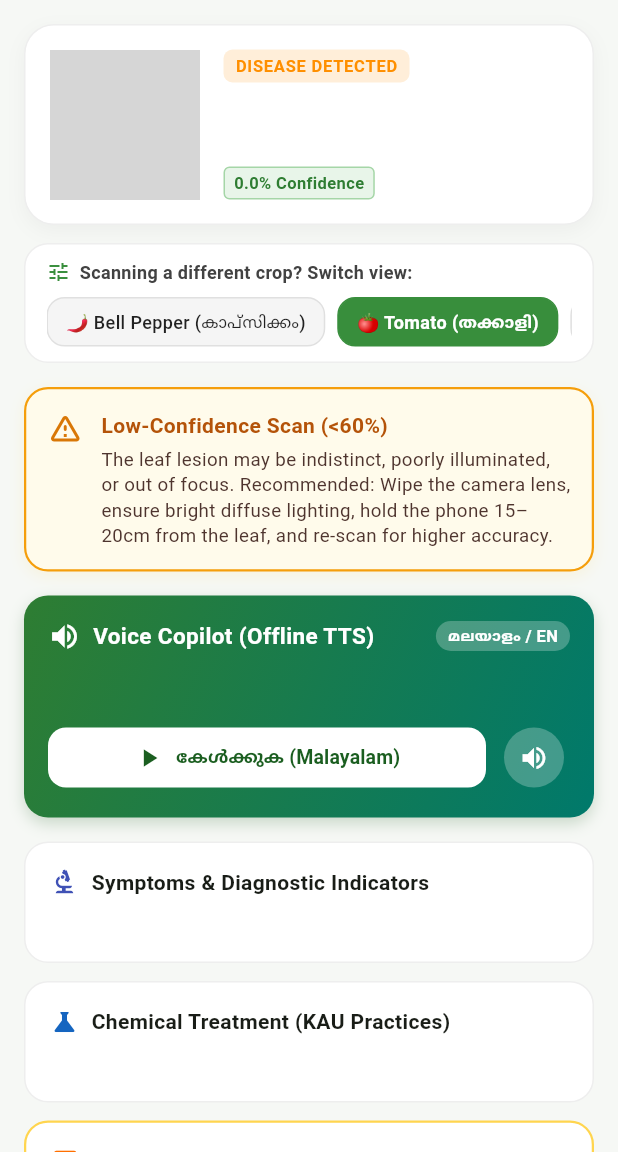
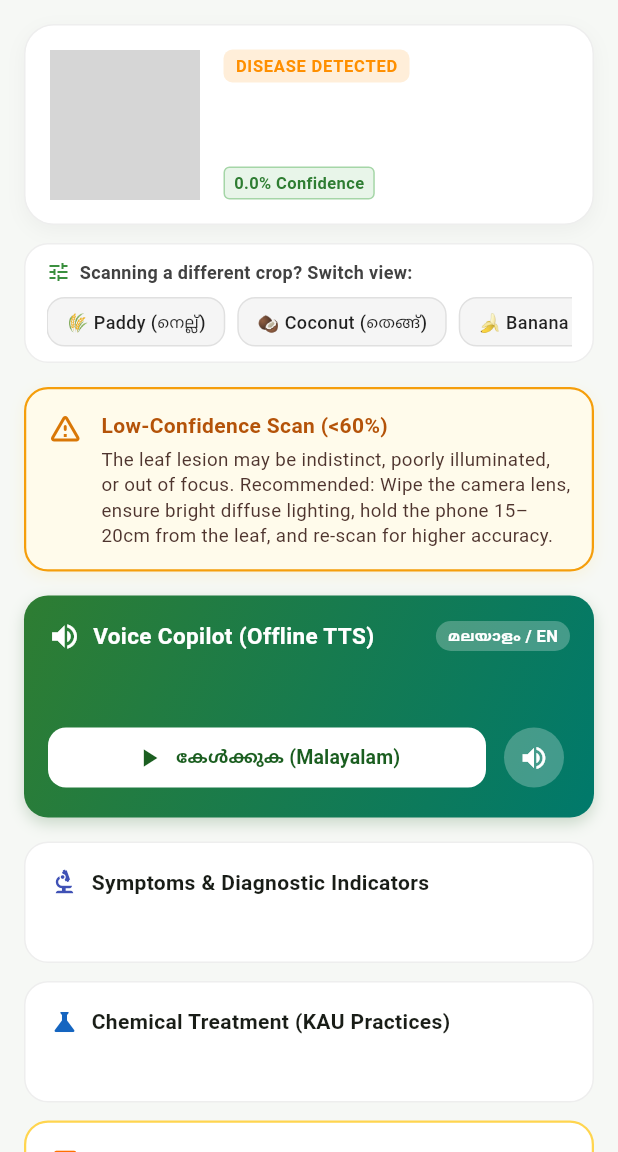
Before and after one commit to ar4vind2/AgriVox, a Flutter app: the ResultScreen screen opened directly with empty values, on a phone screen of 412 x 824 dp, the part 84-1236 px from its top. Run offline on Flutter 3.47's test engine with Material 3 defaults, Android fonts, the light colour scheme and no system bars; our stand-ins replace camera, flutter_svg, flutter_tts, permission_handler, sqflite; missing offline and left inert: tflite_flutter; accounts and stored records are empty; grey boxes are pictures that could not be loaded.

Commit message:
feat(crops): add local Kerala crops (Paddy, Coconut, Banana, Brinjal, Okra) with KAU prescriptions

```diff
--- a/lib/models/disease_prescription.dart
+++ b/lib/models/disease_prescription.dart
@@ -54,7 +54,8 @@ class DiseasePrescription {
     final match = prescriptionsMap.entries.firstWhere(
       (entry) =>
           entry.key.toLowerCase() == cleanLabel ||
-          cleanLabel.contains(entry.key.toLowerCase()),
+          cleanLabel.contains(entry.key.toLowerCase()) ||
+          entry.key.toLowerCase().contains(cleanLabel),
       orElse: () => prescriptionsMap.entries.firstWhere(
         (e) => e.key == 'unmapped_pathology',
         orElse: () => prescriptionsMap.entries.first,
@@ -65,6 +66,296 @@ class DiseasePrescription {
   }
 
   static final Map<String, DiseasePrescription> prescriptionsMap = {
+    'Rice_Blast': const DiseasePrescription(
+      diseaseId: 'Rice_Blast',
+      diseaseName: 'Rice Blast',
+      cropName: 'Paddy / Rice (നെല്ല്)',
+      scientificName: 'Magnaporthe oryzae',
+      confidence: 0.95,
+      severity: SeverityLevel.severe,
+      symptoms:
+          'Spindle-shaped elliptical lesions with gray-white centers and reddish-brown borders on leaf blades, nodes, and panicle neck.',
+      chemicalTreatment:
+          'Tricyclazole 75 WP (0.6g/L) foliar spray at boot leaf and panicle emergence stage.',
+      organicTreatment:
+          'Spray Pseudomonas fluorescens (10g/L) or cow dung supernatant (20%) at 10-day intervals.',
+      knapsackTankDosage:
+          '10g Tricyclazole in 16L knapsack sprayer. 1 tank covers approx. 5 cents. 21 days waiting period.',
+      malayalamAudioText:
+          'നെല്ലിൽ ബ്ലാസ്റ്റ് കുലവാട്ടം കണ്ടെത്തി. ട്രൈസൈക്ലാസോൾ അല്ലെങ്കിൽ സ്യൂഡോമോണസ് തളിക്കുക.',
+      englishAudioText:
+          'Rice Blast detected on Paddy crop. Spray Tricyclazole 75 WP at 0.6 grams per liter.',
+    ),
+    'Rice_Bacterial_Blight': const DiseasePrescription(
+      diseaseId: 'Rice_Bacterial_Blight',
+      diseaseName: 'Bacterial Leaf Blight',
+      cropName: 'Paddy / Rice (നെല്ല്)',
+      scientificName: 'Xanthomonas oryzae pv. oryzae',
+      confidence: 0.93,
+      severity: SeverityLevel.severe,
+      symptoms:
+          'Water-soaked to yellowish-white wavy stripes starting from leaf tips and margins, with bacterial ooze crusts.',
+      chemicalTreatment:
+          'Streptocycline (100 ppm / 1g per 10L) mixed with Copper Oxychloride 50 WP (2.0g/L).',
+      organicTreatment:
+          'Spray 20% cow dung supernatant solution (200g cow dung in 1L water) or Pseudomonas fluorescens (20g/L).',
+      knapsackTankDosage:
+          '32g Copper Oxychloride + 1.6g Streptocycline in 16L knapsack sprayer. 14 days waiting period.',
+      malayalamAudioText:
+          'നെല്ലിൽ ബാക്ടീരിയൽ ഇലകരിച്ചിൽ കണ്ടെത്തി. കോപ്പർ ഓക്സിക്ലോറൈഡും സ്ട്രെപ്റ്റോസൈക്ലിനും കലർത്തി തളിക്കുക.',
+      englishAudioText:
+          'Bacterial Leaf Blight detected on Paddy. Spray Streptocycline with Copper Oxychloride at 2.0 grams per liter.',
+    ),
+    'Rice_healthy': const DiseasePrescription(
+      diseaseId: 'Rice_healthy',
+      diseaseName: 'Healthy Foliage',
+      cropName: 'Paddy / Rice (നെല്ല്)',
+      scientificName: 'Oryza sativa (Healthy)',
+      confidence: 0.98,
+      severity: SeverityLevel.healthy,
+      symptoms:
+          'Lush green upright tillers, smooth leaf margin, active root formation, no necrotic lesions.',
+      chemicalTreatment: 'No chemical treatment required.',
+      organicTreatment:
+          'Maintain 5cm standing water, apply Azospirillum and enriched organic compost.',
+      knapsackTankDosage: 'None. Maintain balanced water management.',
+      malayalamAudioText:
+          'നെൽച്ചെടി പൂർണ്ണ ആരോഗ്യത്തോടെ വളരുന്നു. രോഗബാധകൾ ഒന്നും കണ്ടെത്തിയിട്ടില്ല.',
+      englishAudioText:
+          'Paddy crop is completely healthy with vigorous tillering.',
+    ),
+    'Coconut_Bud_Rot': const DiseasePrescription(
+      diseaseId: 'Coconut_Bud_Rot',
+      diseaseName: 'Bud Rot',
+      cropName: 'Coconut (തെങ്ങ്)',
+      scientificName: 'Phytophthora palmivora',
+      confidence: 0.94,
+      severity: SeverityLevel.severe,
+      symptoms:
+          'Yellowing of central spear leaves, necrotic rot at base of spindle, spear leaf withers and pulls out with foul odor.',
+      chemicalTreatment:
+          'Excise rotten tissues and apply 10% Bordeaux paste. Place Mancozeb perforated sachets (5g) in leaf axils.',
+      organicTreatment:
+          'Pour 50g Trichoderma viride in 500ml water directly into the central spindle crown.',
+      knapsackTankDosage:
+          'Spot crown treatment: 10% Bordeaux paste directly on wound surface; prophylactic Mancozeb (2g/L) spray.',
+      malayalamAudioText:
+          'തെങ്ങിൽ മണ്ടയഴുകൽ രോഗം കണ്ടെത്തി. ചീഞ്ഞ ഭാഗങ്ങൾ ചെത്തിമാറ്റി ബോർഡോ പേസ്റ്റ് തേക്കുക.',
+      englishAudioText:
+          'Coconut Bud Rot detected. Chisel out infected crown tissues and apply 10% Bordeaux paste.',
+    ),
+    'Coconut_Stem_Bleeding': const DiseasePrescription(
+      diseaseId: 'Coconut_Stem_Bleeding',
+      diseaseName: 'Stem Bleeding',
+      cropName: 'Coconut (തെങ്ങ്)',
+      scientificName: 'Thielaviopsis paradoxa',
+      confidence: 0.92,
+      severity: SeverityLevel.moderate,
+      symptoms:
+          'Exudation of dark reddish-brown sticky liquid through bark longitudinal fissures, decaying underlying trunk tissues.',
+      chemicalTreatment:
+          'Chisel out decayed tissues, swab with Hexaconazole 5% EC (2ml/L), and seal the wound with warm coal tar.',
+      organicTreatment:
+          'Incorporate 5kg neem cake enriched with Trichoderma harzianum into the palm basin at 1.5m radius.',
+      knapsackTankDosage:
+          'Direct trunk wound dressing: swab Hexaconazole (2ml/L) followed by Coal Tar sealing.',
+      malayalamAudioText:
+          'തെങ്ങിൽ തടി ഒഴുക്ക് രോഗം കണ്ടെത്തി. തടി ചെത്തി ഹെക്സാകൊണസോൾ പുരട്ടി കോൾടാർ തേക്കുക.',
+      englishAudioText:
+          'Coconut Stem Bleeding detected. Chisel out necrotic bark, swab Hexaconazole and coat with coal tar.',
+    ),
+    'Coconut_healthy': const DiseasePrescription(
+      diseaseId: 'Coconut_healthy',
+      diseaseName: 'Healthy Palm',
+      cropName: 'Coconut (തെങ്ങ്)',
+      scientificName: 'Cocos nucifera (Healthy)',
+      confidence: 0.99,
+      severity: SeverityLevel.healthy,
+      symptoms:
+          'Deep green spherical crown, strong fibrous trunk, sturdy spathes, no weeping lesions.',
+      chemicalTreatment: 'No chemical treatment required.',
+      organicTreatment:
+          'Apply 50kg farmyard manure, 1.3kg urea, 2kg rock phosphate, and 3.5kg potash per palm basin annually.',
+      knapsackTankDosage: 'None. Maintain circular basin mulching.',
+      malayalamAudioText:
+          'തെങ്ങ് തികച്ചും ആരോഗ്യകരമാണ്. കീടരോഗ ബാധകൾ ഒന്നും തന്നെയില്ല.',
+      englishAudioText:
+          'Coconut palm is healthy with robust spherical canopy.',
+    ),
+    'Banana_Sigatoka_Leaf_Spot': const DiseasePrescription(
+      diseaseId: 'Banana_Sigatoka_Leaf_Spot',
+      diseaseName: 'Sigatoka Leaf Spot',
+      cropName: 'Banana (വാഴ)',
+      scientificName: 'Mycosphaerella musicola',
+      confidence: 0.95,
+      severity: SeverityLevel.moderate,
+      symptoms:
+          'Small yellowish linear streaks turning dark brown spindle spots with gray centers, causing rapid leaf blade drying.',
+      chemicalTreatment:
+          'Mancozeb 75 WP (2.0g/L) or Propiconazole 25 EC (1ml/L) + mineral oil (10ml/L).',
+      organicTreatment:
+          'Spray 1% Bordeaux mixture with mineral oil (10ml/L). Cut and burn severely spotted lower leaves.',
+      knapsackTankDosage:
+          '32g Mancozeb 75 WP + 160ml mineral oil in 16L knapsack sprayer. Drench underside of foliage. 10 days PHI.',
+      malayalamAudioText:
+          'വാഴയിൽ സിഗാറ്റോക്ക ഇലപ്പുള്ളി രോഗം. മാങ്കോസെബും മിനറൽ ഓയിലും കലർത്തി ഇലകളിൽ തളിക്കുക.',
+      englishAudioText:
+          'Sigatoka Leaf Spot detected on Banana. Spray Mancozeb 75 WP at 2.0 grams per liter with mineral oil.',
+    ),
+    'Banana_Panama_Wilt': const DiseasePrescription(
+      diseaseId: 'Banana_Panama_Wilt',
+      diseaseName: 'Panama Wilt',
+      cropName: 'Banana (വാഴ)',
+      scientificName: 'Fusarium oxysporum f. sp. cubense',
+      confidence: 0.94,
+      severity: SeverityLevel.severe,
+      symptoms:
+          'Yellowing of lower leaves progressing upwards, leaf buckling at petiole junction ("skirt"), vascular ring discoloration.',
+      chemicalTreatment:
+          'Drench soil basin with Carbendazim 50 WP (2.0g/L) @ 2 to 3 liters per plant pit.',
+      organicTreatment:
+          'Apply 50g Trichoderma viride + 50g Pseudomonas fluorescens mixed in 5kg FYM per pit at planting and 3rd month.',
+      knapsackTankDosage:
+          '32g Carbendazim in 16L knapsack sprayer (drenching nozzle). 15 days waiting period.',
+      malayalamAudioText:
+          'വാഴയിൽ പനാമ വാട്ടം രോഗം കണ്ടെത്തി. കാർബൻഡാസിം അല്ലെങ്കിൽ ട്രൈക്കോഡെർമ വാഴയുടെ ചുവട്ടിൽ ഒഴിക്കുക.',
+      englishAudioText:
+          'Panama Wilt detected on Banana. Drench root zone with Carbendazim 50 WP at 2.0 grams per liter.',
+    ),
+    'Banana_healthy': const DiseasePrescription(
+      diseaseId: 'Banana_healthy',
+      diseaseName: 'Healthy Foliage',
+      cropName: 'Banana (വാഴ)',
+      scientificName: 'Musa paradisiaca (Healthy)',
+      confidence: 0.99,
+      severity: SeverityLevel.healthy,
+      symptoms:
+          'Broad lustrous green erect leaf blades, firm pseudostem, intact vascular tissue without yellowing or wilting.',
+      chemicalTreatment: 'No chemical treatment required.',
+      organicTreatment:
+          'Apply 3% Panchagavya foliar spray and well-rotted farmyard manure with neem cake.',
+      knapsackTankDosage: 'None. Maintain adequate moisture and weed-free basin.',
+      malayalamAudioText:
+          'വാഴച്ചെടി പൂർണ്ണ ആരോഗ്യത്തോടെയിരിക്കുന്നു. യാതൊരുവിധ രോഗലക്ഷണങ്ങളും ഇല്ല.',
+      englishAudioText:
+          'Banana foliage is vibrant and healthy. No pathogen detected.',
+    ),
+    'Brinjal_Bacterial_Wilt': const DiseasePrescription(
+      diseaseId: 'Brinjal_Bacterial_Wilt',
+      diseaseName: 'Bacterial Wilt',
+      cropName: 'Brinjal / Eggplant (വഴുതന)',
+      scientificName: 'Ralstonia solanacearum',
+      confidence: 0.95,
+      severity: SeverityLevel.severe,
+      symptoms:
+          'Sudden irreversible daytime wilting of entire plant while leaves remain green; brown vascular ring oozes milky stream in water.',
+      chemicalTreatment:
+          'Soil drenching with Copper Oxychloride 50 WP (2.5g/L) + Streptocycline (100 ppm / 1g per 10L).',
+      organicTreatment:
+          'Drench root collar with Pseudomonas fluorescens (20g/L). Rotate crop with non-solanaceous crops.',
+      knapsackTankDosage:
+          '40g Copper Oxychloride + 1.6g Streptocycline in 16L knapsack sprayer. Drench plant collar. 7 days PHI.',
+      malayalamAudioText:
+          'വഴുതനയിൽ ബാക്ടീരിയൽ വാട്ടം കണ്ടെത്തി. കോപ്പർ ഓക്സിക്ലോറൈഡും സ്ട്രെപ്റ്റോസൈക്ലിനും ചെടിയുടെ ചുവട്ടിൽ ഒഴിക്കുക.',
+      englishAudioText:
+          'Bacterial Wilt detected on Brinjal. Drench soil with Copper Oxychloride at 2.5 grams per liter.',
+    ),
+    'Brinjal_Little_Leaf': const DiseasePrescription(
+      diseaseId: 'Brinjal_Little_Leaf',
+      diseaseName: 'Little Leaf Disease',
+      cropName: 'Brinjal / Eggplant (വഴുതന)',
+      scientificName: 'Candidatus Phytoplasma',
+      confidence: 0.91,
+      severity: SeverityLevel.moderate,
+      symptoms:
+          'Severe reduction in leaf blade size, shortened internodes producing a dense bushy phyllody, sterile flowers.',
+      chemicalTreatment:
+          'Dimethoate 30 EC (1.5ml/L) to control leafhopper vectors (Hishimonus phycitis).',
+      organicTreatment:
+          'Spray 5% Neem Seed Kernel Extract (NSKE) or 2% neem oil garlic emulsion to repel jassids; rouge out infected bushes.',
+      knapsackTankDosage:
+          '24ml Dimethoate in 16L knapsack sprayer. 1 tank per 5 cents. 10 days waiting period.',
+      malayalamAudioText:
+          'വഴുതനയിൽ ചെറു ഇല രോഗം കണ്ടെത്തി. കീടങ്ങളെ നിയന്ത്രിക്കാൻ ഡൈമെത്തോയേറ്റ് അല്ലെങ്കിൽ വേപ്പെണ്ണ സത്ത് തളിക്കുക.',
+      englishAudioText:
+          'Little Leaf Disease detected on Brinjal. Spray Dimethoate 30 EC at 1.5 ml per liter to control leafhoppers.',
+    ),
+    'Brinjal_healthy': const DiseasePrescription(
+      diseaseId: 'Brinjal_healthy',
+      diseaseName: 'Healthy Foliage',
+      cropName: 'Brinjal / Eggplant (വഴുതന)',
+      scientificName: 'Solanum melongena (Healthy)',
+      confidence: 0.98,
+      severity: SeverityLevel.healthy,
+      symptoms:
+          'Broad lobed green leaves, sturdy branching structure, vibrant purple/white flowers, absence of curling.',
+      chemicalTreatment: 'No chemical treatment required.',
+      organicTreatment:
+          'Apply vermicompost tea and prophylactic neem spray (3ml/L).',
+      knapsackTankDosage: 'None. Maintain organic mulch around root zone.',
+      malayalamAudioText:
+          'വഴുതന ചെടി പൂർണ്ണ ആരോഗ്യത്തോടെ വളരുന്നു. രോഗബാധകൾ ഇല്ല.',
+      englishAudioText:
+          'Brinjal plant is completely healthy with vigorous foliage.',
+    ),
+    'Okra_Yellow_Vein_Mosaic': const DiseasePrescription(
+      diseaseId: 'Okra_Yellow_Vein_Mosaic',
+      diseaseName: 'Yellow Vein Mosaic Virus (BYVMV)',
+      cropName: 'Ladies Finger / Okra (വെണ്ട)',
+      scientificName: 'Bhendi yellow vein mosaic virus',
+      confidence: 0.96,
+      severity: SeverityLevel.severe,
+      symptoms:
+          'Clear transparent vein clearing followed by bright yellow vein network across green lamina, stunted chlorotic leaves and small hard yellow pods.',
+      chemicalTreatment:
+          'Dimethoate 30 EC (1.5ml/L) or Acetamiprid 20 SP (0.5g/L) to control whitefly vector (Bemisia tabaci).',
+      organicTreatment:
+          'Weekly spray of 2% Neem oil-garlic emulsion; install yellow sticky traps (10 per acre) and uproot early diseased plants.',
+      knapsackTankDosage:
+          '24ml Dimethoate in 16L knapsack sprayer. 1 tank per 5 cents. 7 days waiting period.',
+      malayalamAudioText:
+          'വെണ്ടയിൽ ഞരമ്പ് മഞ്ഞളിപ്പ് രോഗം കണ്ടെത്തി. വെള്ളീച്ചകളെ തുരത്താൻ ഡൈമെത്തോയേറ്റ് അല്ലെങ്കിൽ വേപ്പെണ്ണ വെളുത്തുള്ളി മിശ്രിതം തളിക്കുക.',
+      englishAudioText:
+          'Yellow Vein Mosaic Virus detected on Okra. Spray Dimethoate at 1.5 ml per liter to manage whitefly vectors.',
+    ),
+    'Okra_Powdery_Mildew': const DiseasePrescription(
+      diseaseId: 'Okra_Powdery_Mildew',
+      diseaseName: 'Powdery Mildew',
+      cropName: 'Ladies Finger / Okra (വെണ്ട)',
+      scientificName: 'Erysiphe cichoracearum',
+      confidence: 0.93,
+      severity: SeverityLevel.moderate,
+      symptoms:
+          'White powdery talcum-like fungal patches on upper leaf surface, spreading to entire leaf leading to yellowing and premature defoliation.',
+      chemicalTreatment:
+          'Wettable Sulphur 80 WP (2.5g/L) or Dinocap 48 EC (1ml/L).',
+      organicTreatment:
+          'Spray 5g/L baking soda (Sodium bicarbonate) solution with soap, or 5% sour buttermilk foliar spray.',
+      knapsackTankDosage:
+          '40g Wettable Sulphur in 16L knapsack sprayer. 1 tank per 5 cents. 5 days waiting period.',
+      malayalamAudioText:
+          'വെണ്ടയിൽ ചാരരോഗം കണ്ടെത്തി. വെറ്റബിൾ സൾഫർ അല്ലെങ്കിൽ പുളിച്ച മോര് വെള്ളത്തിൽ കലക്കി തളിക്കുക.',
+      englishAudioText:
+          'Powdery Mildew detected on Okra. Spray Wettable Sulphur 80 WP at 2.5 grams per liter.',
+    ),
+    'Okra_healthy': const DiseasePrescription(
+      diseaseId: 'Okra_healthy',
+      diseaseName: 'Healthy Foliage',
+      cropName: 'Ladies Finger / Okra (വെണ്ട)',
+      scientificName: 'Abelmoschus esculentus (Healthy)',
+      confidence: 0.99,
+      severity: SeverityLevel.healthy,
+      symptoms:
+          'Lush green palmate leaves with sharp serrated lobes, robust upright stem, healthy flower buds, zero mosaic patterns.',
+      chemicalTreatment: 'No chemical treatment required.',
+      organicTreatment:
+          'Apply Jeevamrutham foliar spray and neem cake in basins.',
+      knapsackTankDosage: 'None. Ensure well-drained soil.',
+      malayalamAudioText:
+          'വെണ്ടച്ചെടി തികച്ചും ആരോഗ്യകരമാണ്. യാതൊരുവിധ രോഗബാധകളും ഇല്ല.',
+      englishAudioText:
+          'Okra plant is completely healthy with vigorous green foliage.',
+    ),
     'Pepper_bell_Bacterial_spot': const DiseasePrescription(
       diseaseId: 'Pepper_bell_Bacterial_spot',
       diseaseName: 'Bacterial Spot',
--- a/lib/presentation/screens/result_screen.dart
+++ b/lib/presentation/screens/result_screen.dart
@@ -40,9 +40,20 @@ class _ResultScreenState extends State<ResultScreen> {
     _activePrescription = widget.prescription;
     _currentCrop = widget.initialCrop ?? 'All';
     if (_currentCrop == 'All') {
-      if (_activePrescription.cropName.toLowerCase().contains('pepper')) {
+      final cn = _activePrescription.cropName.toLowerCase();
+      if (cn.contains('paddy') || cn.contains('rice') || cn.contains('നെല്ല്')) {
+        _currentCrop = 'Paddy';
+      } else if (cn.contains('coconut') || cn.contains('തെങ്ങ്')) {
+        _currentCrop = 'Coconut';
+      } else if (cn.contains('banana') || cn.contains('വാഴ')) {
+        _currentCrop = 'Banana';
+      } else if (cn.contains('brinjal') || cn.contains('eggplant') || cn.contains('വഴുതന')) {
+        _currentCrop = 'Brinjal';
+      } else if (cn.contains('okra') || cn.contains('ladies') || cn.contains('വെണ്ട')) {
+        _currentCrop = 'Okra';
+      } else if (cn.contains('pepper') || cn.contains('capsicum') || cn.contains('കാപ്സിക്കം')) {
         _currentCrop = 'Pepper';
-      } else if (_activePrescription.cropName.toLowerCase().contains('potato')) {
+      } else if (cn.contains('potato') || cn.contains('ഉരുളക്കിഴങ്ങ്')) {
         _currentCrop = 'Potato';
       } else {
         _currentCrop = 'Tomato';
@@ -110,9 +121,20 @@ class _ResultScreenState extends State<ResultScreen> {
     }
 
     String fallbackLabel;
-    if (cropKey.toLowerCase() == 'pepper') {
+    final lowerKey = cropKey.toLowerCase();
+    if (lowerKey == 'paddy' || lowerKey == 'rice') {
+      fallbackLabel = 'Rice_Blast';
+    } else if (lowerKey == 'coconut') {
+      fallbackLabel = 'Coconut_Bud_Rot';
+    } else if (lowerKey == 'banana') {
+      fallbackLabel = 'Banana_Sigatoka_Leaf_Spot';
+    } else if (lowerKey == 'brinjal' || lowerKey == 'eggplant') {
+      fallbackLabel = 'Brinjal_Bacterial_Wilt';
+    } else if (lowerKey == 'okra' || lowerKey.contains('ladies')) {
+      fallbackLabel = 'Okra_Yellow_Vein_Mosaic';
+    } else if (lowerKey == 'pepper') {
       fallbackLabel = 'Pepper_bell_Bacterial_spot';
-    } else if (cropKey.toLowerCase() == 'potato') {
+    } else if (lowerKey == 'potato') {
       fallbackLabel = 'Potato_Early_blight';
     } else {
       fallbackLabel = 'Tomato_Early_blight';
@@ -323,6 +345,16 @@ class _ResultScreenState extends State<ResultScreen> {
                   scrollDirection: Axis.horizontal,
                   child: Row(
                     children: [
+                      _buildCropSwitchChip('Paddy', '🌾 Paddy (നെല്ല്)'),
+                      const SizedBox(width: 8),
+                      _buildCropSwitchChip('Coconut', '🥥 Coconut (തെങ്ങ്)'),
+                      const SizedBox(width: 8),
+                      _buildCropSwitchChip('Banana', '🍌 Banana (വാഴ)'),
+                      const SizedBox(width: 8),
+                      _buildCropSwitchChip('Brinjal', '🍆 Brinjal (വഴുതന)'),
+                      const SizedBox(width: 8),
+                      _buildCropSwitchChip('Okra', '🥬 Okra (വെണ്ട)'),
+                      const SizedBox(width: 8),
                       _buildCropSwitchChip('Pepper', '🌶️ Bell Pepper (കാപ്സിക്കം)'),
                       const SizedBox(width: 8),
                       _buildCropSwitchChip('Tomato', '🍅 Tomato (തക്കാളി)'),
--- a/lib/presentation/screens/scanner_screen.dart
+++ b/lib/presentation/screens/scanner_screen.dart
@@ -279,6 +279,16 @@ class _ScannerScreenState extends State<ScannerScreen> {
                       children: [
                         _buildCropChip('All', '🌿 Auto'),
                         const SizedBox(width: 4),
+                        _buildCropChip('Paddy', '🌾 Paddy (നെല്ല്)'),
+                        const SizedBox(width: 4),
+                        _buildCropChip('Coconut', '🥥 Coconut (തെങ്ങ്)'),
+                        const SizedBox(width: 4),
+                        _buildCropChip('Banana', '🍌 Banana (വാഴ)'),
+                        const SizedBox(width: 4),
+                        _buildCropChip('Brinjal', '🍆 Brinjal (വഴുതന)'),
+                        const SizedBox(width: 4),
+                        _buildCropChip('Okra', '🥬 Okra (വെണ്ട)'),
+                        const SizedBox(width: 4),
                         _buildCropChip('Pepper', '🌶️ Pepper'),
                         const SizedBox(width: 4),
                         _buildCropChip('Tomato', '🍅 Tomato'),
```
Also changed, not shown: lib/presentation/screens/dashboard_screen.dart (+55 -25 lines), lib/services/prescription_repository.dart (+17 -1 lines), lib/services/tflite_service.dart (+131 -0 lines), 2 other files.
